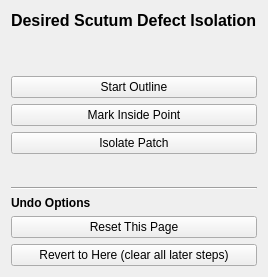
Old version of the form Resources/UI/page_scutum_draw.ui in the repository thomasjames3/SlicerScutumGraftLocator.
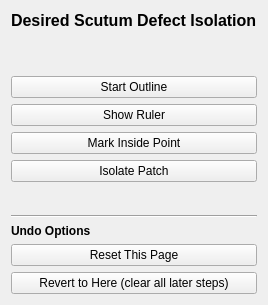
New version of the form.

Diff of the .ui file:
```diff
--- a/Resources/UI/page_scutum_draw.ui
+++ b/Resources/UI/page_scutum_draw.ui
@@ -51,6 +51,13 @@
      </property>
     </widget>
    </item>
+   <item>
+    <widget class="QPushButton" name="toggleRulerButton">
+     <property name="text">
+      <string>Show Ruler</string>
+     </property>
+    </widget>
+   </item>
    <item>
     <widget class="QPushButton" name="markSeedButton">
      <property name="text">
```
